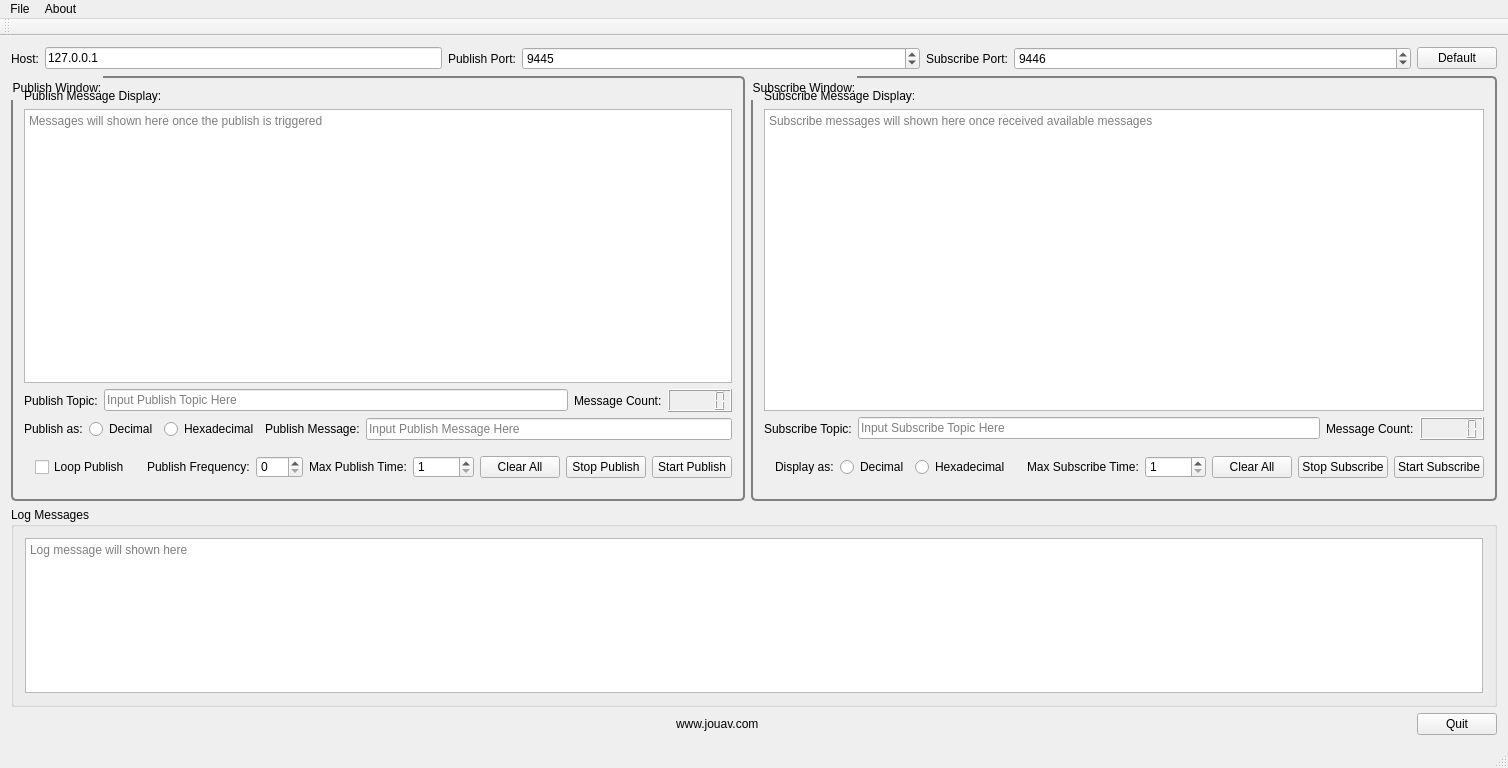
Old version of the form ui/mainwindow.ui in the repository Phillweston/zmqtesttool.
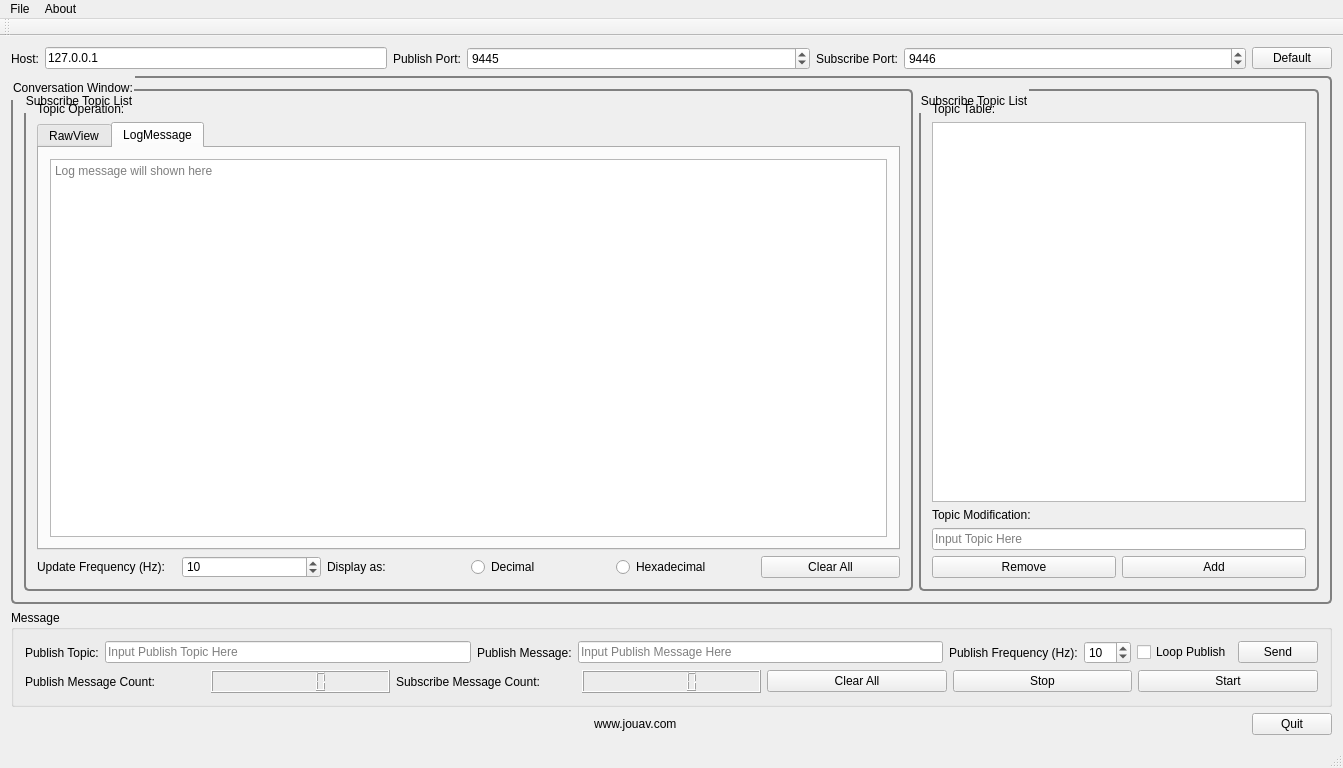
New version of the form. Icons and pictures are not drawn.

Diff of the .ui file:
```diff
--- a/ui/mainwindow.ui
+++ b/ui/mainwindow.ui
@@ -6,7 +6,7 @@
    <rect>
     <x>0</x>
     <y>0</y>
-    <width>1256</width>
+    <width>1343</width>
     <height>768</height>
    </rect>
   </property>
@@ -14,7 +14,7 @@
    <string>ZMQ Test Tool</string>
   </property>
   <widget class="QWidget" name="centralWidget">
-   <layout class="QVBoxLayout" name="verticalLayout_3">
+   <layout class="QVBoxLayout" name="verticalLayout_2">
     <item>
      <layout class="QHBoxLayout" name="horizontalLayout">
       <item>
@@ -130,18 +130,44 @@
 }</string>
         </property>
         <property name="title">
-         <string>Publish Window:</string>
+         <string>Conversation Window:</string>
         </property>
-        <layout class="QVBoxLayout" name="verticalLayout">
+        <layout class="QHBoxLayout" name="horizontalLayout_8">
          <item>
-          <widget class="QLabel" name="label_6">
+          <widget class="QGroupBox" name="groupBox_4">
+           <property name="maximumSize">
+            <size>
+             <width>16777215</width>
+             <height>16777215</height>
+            </size>
+           </property>
+           <property name="title">
+            <string>Subscribe Topic List</string>
+           </property>
+           <layout class="QVBoxLayout" name="verticalLayout_6">
+            <item>
+             <widget class="QLabel" name="labelPublishTopic_4">
            <property name="text">
-            <string>Publish Message Display:</string>
+               <string>Topic Operation:</string>
            </property>
           </widget>
          </item>
          <item>
-          <widget class="QTextEdit" name="textViewPublish">
+             <widget class="QTabWidget" name="tabWidget">
+              <property name="currentIndex">
+               <number>1</number>
+              </property>
+              <widget class="QWidget" name="tab">
+               <attribute name="icon">
+                <iconset resource="../resources/images.qrc">
+                 <normaloff>:/images/loadfile.png</normaloff>:/images/loadfile.png</iconset>
+               </attribute>
+               <attribute name="title">
+                <string>RawView</string>
+               </attribute>
+               <layout class="QVBoxLayout" name="verticalLayout_4">
+                <item>
+                 <widget class="QTextEdit" name="textView">
            <property name="statusTip">
             <string>Show Publish Messages</string>
            </property>
@@ -150,11 +176,189 @@
            </property>
           </widget>
          </item>
+               </layout>
+              </widget>
+              <widget class="QWidget" name="tab_4">
+               <attribute name="icon">
+                <iconset resource="../resources/images.qrc">
+                 <normaloff>:/images/wincom.ICO</normaloff>:/images/wincom.ICO</iconset>
+               </attribute>
+               <attribute name="title">
+                <string>LogMessage</string>
+               </attribute>
+               <layout class="QVBoxLayout" name="verticalLayout_8">
          <item>
-          <layout class="QHBoxLayout" name="horizontalLayout_6">
+                 <widget class="QTextEdit" name="logMessage">
+                  <property name="statusTip">
+                   <string>Show Log Message</string>
+                  </property>
+                  <property name="placeholderText">
+                   <string>Log message will shown here</string>
+                  </property>
+                 </widget>
+                </item>
+               </layout>
+              </widget>
+             </widget>
+            </item>
+            <item>
+             <layout class="QHBoxLayout" name="horizontalLayout_7">
+              <item>
+               <widget class="QLabel" name="labelPublishFrequency_3">
+                <property name="text">
+                 <string>Update Frequency (Hz):</string>
+                </property>
+               </widget>
+              </item>
+              <item>
+               <widget class="QSpinBox" name="spinBoxFrequency">
+                <property name="maximum">
+                 <number>200</number>
+                </property>
+                <property name="value">
+                 <number>10</number>
+                </property>
+               </widget>
+              </item>
+              <item>
+               <widget class="QLabel" name="labelDisplayPublish">
+                <property name="text">
+                 <string>Display as:</string>
+                </property>
+               </widget>
+              </item>
+              <item>
+               <widget class="QRadioButton" name="decDisplay">
+                <property name="text">
+                 <string>Decimal</string>
+                </property>
+               </widget>
+              </item>
+              <item>
+               <widget class="QRadioButton" name="hexDisplay">
+                <property name="text">
+                 <string>Hexadecimal</string>
+                </property>
+               </widget>
+              </item>
+              <item>
+               <widget class="QPushButton" name="buttonClearAll">
+                <property name="statusTip">
+                 <string>Clear All Information Input</string>
+                </property>
+                <property name="text">
+                 <string>Clear All</string>
+                </property>
+                <property name="icon">
+                 <iconset resource="../resources/images.qrc">
+                  <normaloff>:/images/edit-clear.png</normaloff>:/images/edit-clear.png</iconset>
+                </property>
+               </widget>
+              </item>
+             </layout>
+            </item>
+           </layout>
+          </widget>
+         </item>
+         <item>
+          <widget class="QGroupBox" name="groupBox">
+           <property name="maximumSize">
+            <size>
+             <width>400</width>
+             <height>16777215</height>
+            </size>
+           </property>
+           <property name="title">
+            <string>Subscribe Topic List</string>
+           </property>
+           <layout class="QVBoxLayout" name="verticalLayout_5">
+            <item>
+             <widget class="QLabel" name="labelPublishTopic_3">
+              <property name="text">
+               <string>Topic Table:</string>
+              </property>
+             </widget>
+            </item>
+            <item>
+             <widget class="QTableView" name="tableViewTopics"/>
+            </item>
            <item>
             <widget class="QLabel" name="labelPublishTopic">
              <property name="text">
+               <string>Topic Modification:</string>
+              </property>
+             </widget>
+            </item>
+            <item>
+             <widget class="QLineEdit" name="lineEditSubscribeTopic">
+              <property name="minimumSize">
+               <size>
+                <width>0</width>
+                <height>0</height>
+               </size>
+              </property>
+              <property name="statusTip">
+               <string>Input Publish Topic Here</string>
+              </property>
+              <property name="text">
+               <string/>
+              </property>
+              <property name="placeholderText">
+               <string>Input Topic Here</string>
+              </property>
+             </widget>
+            </item>
+            <item>
+             <layout class="QHBoxLayout" name="horizontalLayout_2">
+              <item>
+               <widget class="QPushButton" name="buttonRemoveTopic">
+                <property name="statusTip">
+                 <string>Start Subscribing Message</string>
+                </property>
+                <property name="text">
+                 <string>Remove</string>
+                </property>
+                <property name="icon">
+                 <iconset resource="../resources/images.qrc">
+                  <normaloff>:/images/cleanport.png</normaloff>:/images/cleanport.png</iconset>
+                </property>
+               </widget>
+              </item>
+              <item>
+               <widget class="QPushButton" name="buttonAddTopic">
+                <property name="statusTip">
+                 <string>Start Subscribing Message</string>
+                </property>
+                <property name="text">
+                 <string>Add</string>
+                </property>
+                <property name="icon">
+                 <iconset resource="../resources/images.qrc">
+                  <normaloff>:/images/add.png</normaloff>:/images/add.png</iconset>
+                </property>
+               </widget>
+              </item>
+             </layout>
+            </item>
+           </layout>
+          </widget>
+         </item>
+        </layout>
+       </widget>
+      </item>
+     </layout>
+    </item>
+    <item>
+     <widget class="QGroupBox" name="groupBox_3">
+      <property name="title">
+       <string>Message</string>
+      </property>
+      <layout class="QVBoxLayout" name="verticalLayout_3">
+       <item>
+        <layout class="QHBoxLayout" name="horizontalLayout_6">
+         <item>
+          <widget class="QLabel" name="labelPublishTopic_2">
+           <property name="text">
               <string>Publish Topic:</string>
              </property>
             </widget>
@@ -175,41 +379,6 @@
              </property>
              <property name="placeholderText">
               <string>Input Publish Topic Here</string>
-             </property>
-            </widget>
-           </item>
-           <item>
-            <widget class="QLabel" name="labelPublishMessageCount">
-             <property name="text">
-              <string>Message Count:</string>
-             </property>
-            </widget>
-           </item>
-           <item>
-            <widget class="QLCDNumber" name="lcdNumberPublish"/>
-           </item>
-          </layout>
-         </item>
-         <item>
-          <layout class="QHBoxLayout" name="horizontalLayout_12">
-           <item>
-            <widget class="QLabel" name="labelDisplaySubscribe_2">
-             <property name="text">
-              <string>Publish as:</string>
-             </property>
-            </widget>
-           </item>
-           <item>
-            <widget class="QRadioButton" name="decPublish">
-             <property name="text">
-              <string>Decimal</string>
-             </property>
-            </widget>
-           </item>
-           <item>
-            <widget class="QRadioButton" name="hexPublish">
-             <property name="text">
-              <string>Hexadecimal</string>
              </property>
             </widget>
            </item>
@@ -239,13 +408,26 @@
              </property>
             </widget>
            </item>
-          </layout>
+         <item>
+          <widget class="QLabel" name="labelPublishFrequency">
+           <property name="text">
+            <string>Publish Frequency (Hz):</string>
+           </property>
+          </widget>
          </item>
          <item>
-          <layout class="QHBoxLayout" name="horizontalLayout_7">
-           <item>
-            <widget class="QWidget" name="widget" native="true">
-             <layout class="QHBoxLayout" name="horizontalLayout_10">
+          <widget class="QSpinBox" name="publishUpdateFrequency">
+           <property name="minimum">
+            <number>1</number>
+           </property>
+           <property name="maximum">
+            <number>200</number>
+           </property>
+           <property name="value">
+            <number>10</number>
+           </property>
+          </widget>
+         </item>
               <item>
                <widget class="QCheckBox" name="checkBoxLoop">
                 <property name="text">
@@ -253,75 +435,13 @@
                 </property>
                </widget>
               </item>
-             </layout>
-            </widget>
-           </item>
            <item>
-            <widget class="QLabel" name="labelPublishFrequency">
-             <property name="text">
-              <string>Publish Frequency:</string>
-             </property>
-            </widget>
-           </item>
-           <item>
-            <widget class="QSpinBox" name="spinBoxFrequency">
-             <property name="maximum">
-              <number>200</number>
-             </property>
-            </widget>
-           </item>
-           <item>
-            <widget class="QLabel" name="labelMaxPublishTime">
-             <property name="text">
-              <string>Max Publish Time:</string>
-             </property>
-            </widget>
-           </item>
-           <item>
-            <widget class="QSpinBox" name="spinBoxMaxPublishTime">
-             <property name="minimum">
-              <number>1</number>
-             </property>
-             <property name="maximum">
-              <number>65535</number>
-             </property>
-            </widget>
-           </item>
-           <item>
-            <widget class="QPushButton" name="buttonPublishClearAll">
-             <property name="statusTip">
-              <string>Clear All Information Input</string>
-             </property>
-             <property name="text">
-              <string>Clear All</string>
-             </property>
-             <property name="icon">
-              <iconset resource="../resources/images.qrc">
-               <normaloff>:/images/edit-clear.png</normaloff>:/images/edit-clear.png</iconset>
-             </property>
-            </widget>
-           </item>
-           <item>
-            <widget class="QPushButton" name="buttonPublishStop">
-             <property name="statusTip">
-              <string>Stop Publishing Message</string>
-             </property>
-             <property name="text">
-              <string>Stop Publish</string>
-             </property>
-             <property name="icon">
-              <iconset resource="../resources/images.qrc">
-               <normaloff>:/images/stop.png</normaloff>:/images/stop.png</iconset>
-             </property>
-            </widget>
-           </item>
-           <item>
-            <widget class="QPushButton" name="buttonPublishStart">
+          <widget class="QPushButton" name="buttonSend">
              <property name="statusTip">
               <string>Start Publishing Message</string>
              </property>
              <property name="text">
-              <string>Start Publish</string>
+            <string>Send</string>
              </property>
              <property name="icon">
               <iconset resource="../resources/images.qrc">
@@ -330,140 +450,31 @@
             </widget>
            </item>
           </layout>
-         </item>
-        </layout>
-       </widget>
-      </item>
-      <item>
-       <widget class="QGroupBox" name="groupBox_3">
-        <property name="styleSheet">
-         <string notr="true">QGroupBox {
-    background-color: qlineargradient(
-        x1: 0, y1: 0,
-        x2: 0, y2: 1,
-        stop: 0 #E0E0E0,
-        stop: 1 #FFFFFF
-    );
-
-    border: 2px solid gray;
-    border-radius: 5px;
-    margin-top: 5ex;
-}
-
-QGroupBox::title {
-    subcontrol-origin: margin;
-    padding: 5px 0px;
-}</string>
-        </property>
-        <property name="title">
-         <string>Subscribe Window:</string>
-        </property>
-        <layout class="QVBoxLayout" name="verticalLayout_2">
-         <item>
-          <widget class="QLabel" name="label_7">
-           <property name="text">
-            <string>Subscribe Message Display:</string>
-           </property>
-          </widget>
-         </item>
-         <item>
-          <widget class="QTextEdit" name="textViewSubscribe">
-           <property name="statusTip">
-            <string>Show Subscribe Messages</string>
-           </property>
-           <property name="placeholderText">
-            <string>Subscribe messages will shown here once received available messages</string>
-           </property>
-          </widget>
          </item>
          <item>
           <layout class="QHBoxLayout" name="horizontalLayout_5">
            <item>
-            <widget class="QLabel" name="labelSubscribeTopic">
+          <widget class="QLabel" name="labelPublishMessageCount">
              <property name="text">
-              <string>Subscribe Topic:</string>
+            <string>Publish Message Count:</string>
              </property>
             </widget>
            </item>
            <item>
-            <widget class="QLineEdit" name="lineEditSubscribeTopic">
-             <property name="minimumSize">
-              <size>
-               <width>0</width>
-               <height>0</height>
-              </size>
-             </property>
-             <property name="statusTip">
-              <string>Input Subscribe Topic Here</string>
-             </property>
-             <property name="text">
-              <string/>
-             </property>
-             <property name="placeholderText">
-              <string>Input Subscribe Topic Here</string>
-             </property>
-            </widget>
+          <widget class="QLCDNumber" name="lcdNumberPublish"/>
            </item>
            <item>
             <widget class="QLabel" name="labelSubscribeMessageCount">
              <property name="text">
-              <string>Message Count:</string>
+            <string>Subscribe Message Count:</string>
              </property>
             </widget>
            </item>
            <item>
             <widget class="QLCDNumber" name="lcdNumberSubscribe"/>
            </item>
-          </layout>
-         </item>
          <item>
-          <layout class="QHBoxLayout" name="horizontalLayout_8">
-           <item>
-            <widget class="QWidget" name="widget_2" native="true">
-             <layout class="QHBoxLayout" name="horizontalLayout_11">
-              <item>
-               <widget class="QLabel" name="labelDisplaySubscribe">
-                <property name="text">
-                 <string>Display as:</string>
-                </property>
-               </widget>
-              </item>
-              <item>
-               <widget class="QRadioButton" name="decSubscribe">
-                <property name="text">
-                 <string>Decimal</string>
-                </property>
-               </widget>
-              </item>
-              <item>
-               <widget class="QRadioButton" name="hexSubscribe">
-                <property name="text">
-                 <string>Hexadecimal</string>
-                </property>
-               </widget>
-              </item>
-             </layout>
-            </widget>
-           </item>
-           <item>
-            <widget class="QLabel" name="labelMaxSubscribeTime">
-             <property name="text">
-              <string>Max Subscribe Time:</string>
-             </property>
-            </widget>
-           </item>
-           <item>
-            <widget class="QSpinBox" name="spinBoxMaxSubscribeTime">
-             <property name="minimum">
-              <number>1</number>
-             </property>
-             <property name="maximum">
-              <number>65535</number>
-             </property>
-            </widget>
-           </item>
-           <item>
-            <widget class="QPushButton" name="buttonSubscribeClearAll">
+          <widget class="QPushButton" name="buttonPublishClearAll">
              <property name="statusTip">
               <string>Clear All Information Input</string>
              </property>
@@ -477,12 +488,12 @@
             </widget>
            </item>
            <item>
-            <widget class="QPushButton" name="buttonSubscribeStop">
+          <widget class="QPushButton" name="buttonStop">
              <property name="statusTip">
               <string>Stop Subscribing Message</string>
              </property>
              <property name="text">
-              <string>Stop Subscribe</string>
+            <string>Stop</string>
              </property>
              <property name="icon">
               <iconset resource="../resources/images.qrc">
@@ -491,12 +502,12 @@
             </widget>
            </item>
            <item>
-            <widget class="QPushButton" name="buttonSubscribeStart">
+          <widget class="QPushButton" name="buttonStart">
              <property name="statusTip">
               <string>Start Subscribing Message</string>
              </property>
              <property name="text">
-              <string>Start Subscribe</string>
+            <string>Start</string>
              </property>
              <property name="icon">
               <iconset resource="../resources/images.qrc">
@@ -505,33 +516,6 @@
             </widget>
            </item>
           </layout>
-         </item>
-        </layout>
-       </widget>
-      </item>
-     </layout>
-    </item>
-    <item>
-     <widget class="QGroupBox" name="groupBox">
-      <property name="maximumSize">
-       <size>
-        <width>16777215</width>
-        <height>200</height>
-       </size>
-      </property>
-      <property name="title">
-       <string>Log Messages</string>
-      </property>
-      <layout class="QHBoxLayout" name="horizontalLayout_2">
-       <item>
-        <widget class="QTextEdit" name="logMessage">
-         <property name="statusTip">
-          <string>Show Log Message</string>
-         </property>
-         <property name="placeholderText">
-          <string>Log message will shown here</string>
-         </property>
-        </widget>
        </item>
       </layout>
      </widget>
@@ -610,7 +594,7 @@
     <rect>
      <x>0</x>
      <y>0</y>
-     <width>1256</width>
+     <width>1343</width>
      <height>17</height>
     </rect>
    </property>
```
Left out of the diff: 8 changed lines with no effect on the pictures. Lines whose indentation alone changed are shown as unchanged.
